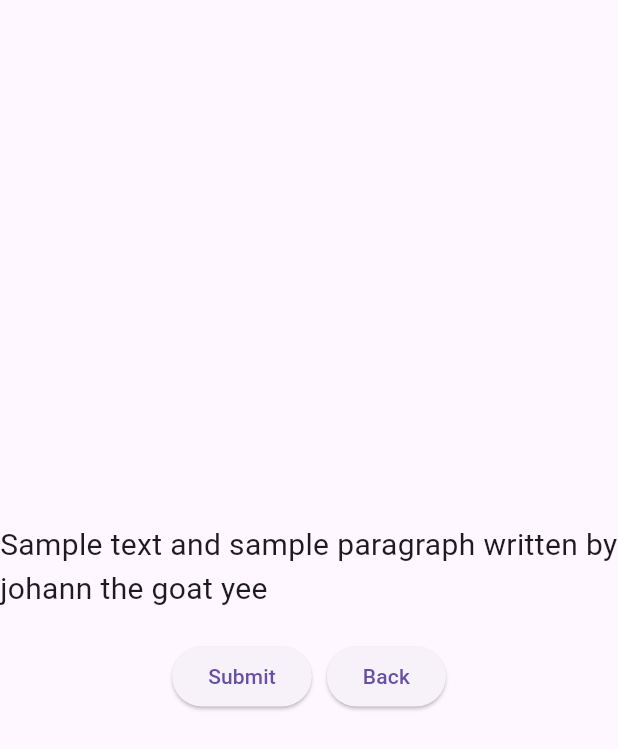
After one commit to glitchcodes/flutter_activity_2, a Flutter app: the ExtraPage1 screen opened directly, on a phone screen of 412 x 824 dp. The commit adds this screen. Shown: the top 749 px of the screen. Run offline on Flutter 3.47's test engine with Material 3 defaults, Android fonts, the light colour scheme and no system bars.

Commit message:
added extra page 1

```diff
--- a/lib/main.dart
+++ b/lib/main.dart
@@ -1,6 +1,7 @@
 import 'package:flutter/material.dart';
 import 'package:sample_project/pages/about_page.dart';
 import 'package:sample_project/pages/home_page.dart';
+import 'package:sample_project/pages/extra_page1.dart';
 
 void main() {
   runApp(const MyApp());
@@ -37,9 +38,10 @@ class _MainAppState extends State<MainApp> {
   static const List<Widget> _widgetOptions = <Widget>[
     HomePage(), // 0
     AboutPage(), // 1
-    Text('Extra page 1'), // 2
+    ExtraPage1(), // 2
     Text('Extra page 2'), // 3
-    Text('Extra page 2'), // 4
+    Text('Extra page 3'), // 4
+    Text('Extra page 4'), // 5
   ];
 
   void _onItemTapped(int index) {
--- /dev/null
+++ b/lib/pages/extra_page1.dart
@@ -0,0 +1,46 @@
+import 'package:flutter/material.dart';
+
+class ExtraPage1 extends StatelessWidget {
+  const ExtraPage1({super.key});
+
+  @override
+  Widget build(BuildContext context) {
+    return Scaffold(
+
+      body: Center(
+        child: Column(
+          mainAxisAlignment: MainAxisAlignment.center,
+          children: [
+            const Text(
+              'Sample text and sample paragraph written by johann the goat yee',
+              style: TextStyle(fontSize: 20),
+            ),
+            const SizedBox(height: 20),
+            Row(
+              mainAxisAlignment: MainAxisAlignment.center,
+              children: [
+                ElevatedButton(
+                  onPressed: () {
+                    ScaffoldMessenger.of(context).showSnackBar(
+                      const SnackBar(content: Text('Submit button clicked!')),
+                    );
+                  },
+                  child: const Text('Submit'),
+                ),
+                const SizedBox(width: 10), // Space between buttons
+                ElevatedButton(
+                  onPressed: () {
+                    ScaffoldMessenger.of(context).showSnackBar(
+                      const SnackBar(content: Text('wla tong ginagawa')),
+                    ); // Go back to the previous page
+                  },
+                  child: const Text('Back'),
+                ),
+              ],
+            ),
+          ],
+        ),
+      ),
+    );
+  }
+}
```
Also changed, not shown: pubspec.lock.
